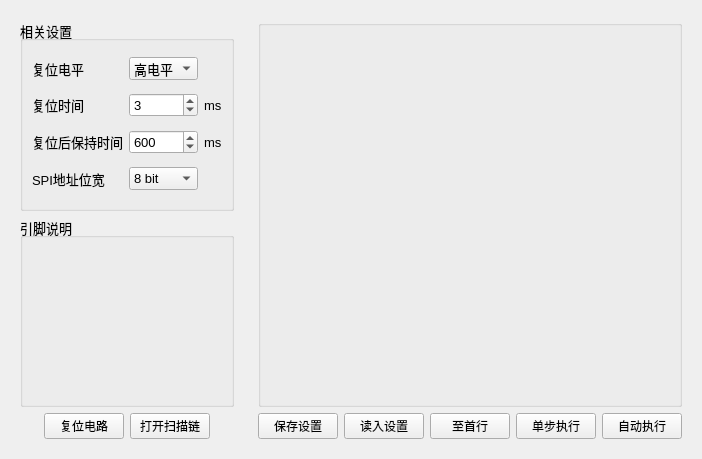
First picture: the form in soft/zebra-scope/RegAccess.ui, repository Quenii/ADCEVM, before the edit.
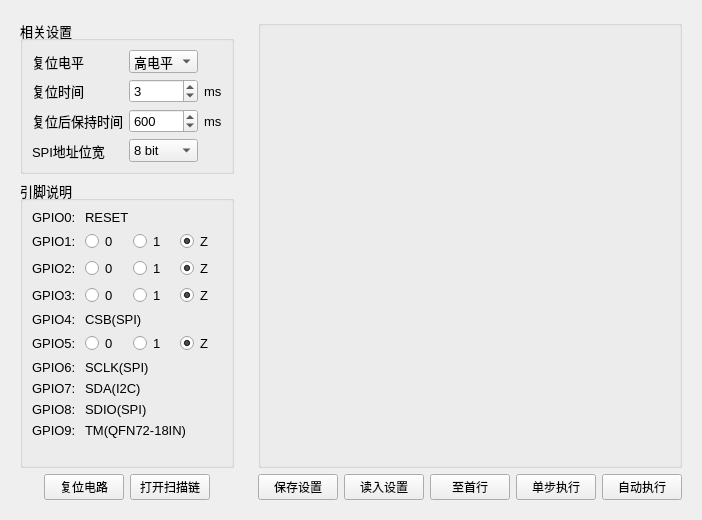
Second picture: the form after the edit.

What changed in the file:
```diff
--- a/soft/zebra-scope/RegAccess.ui
+++ b/soft/zebra-scope/RegAccess.ui
@@ -7,7 +7,7 @@
     <x>0</x>
     <y>0</y>
     <width>674</width>
-    <height>459</height>
+    <height>520</height>
    </rect>
   </property>
   <property name="windowTitle">
@@ -68,6 +68,265 @@
         <property name="title">
          <string>引脚说明</string>
         </property>
+        <layout class="QGridLayout" name="gridLayout_4">
+         <item row="0" column="0">
+          <widget class="QLabel" name="label_3">
+           <property name="text">
+            <string>GPIO0: </string>
+           </property>
+          </widget>
+         </item>
+         <item row="0" column="1" colspan="3">
+          <widget class="QLabel" name="label_7">
+           <property name="text">
+            <string>RESET</string>
+           </property>
+          </widget>
+         </item>
+         <item row="1" column="0">
+          <widget class="QLabel" name="label_9">
+           <property name="text">
+            <string>GPIO1: </string>
+           </property>
+          </widget>
+         </item>
+         <item row="1" column="1">
+          <widget class="QRadioButton" name="radioButton">
+           <property name="text">
+            <string>0</string>
+           </property>
+           <attribute name="buttonGroup">
+            <string>buttonGroup</string>
+           </attribute>
+          </widget>
+         </item>
+         <item row="1" column="2">
+          <widget class="QRadioButton" name="radioButton_2">
+           <property name="text">
+            <string>1</string>
+           </property>
+           <attribute name="buttonGroup">
+            <string>buttonGroup</string>
+           </attribute>
+          </widget>
+         </item>
+         <item row="11" column="0">
+          <spacer name="verticalSpacer">
+           <property name="orientation">
+            <enum>Qt::Vertical</enum>
+           </property>
+           <property name="sizeHint" stdset="0">
+            <size>
+             <width>20</width>
+             <height>40</height>
+            </size>
+           </property>
+          </spacer>
+         </item>
+         <item row="2" column="1">
+          <widget class="QRadioButton" name="radioButton_5">
+           <property name="text">
+            <string>0</string>
+           </property>
+           <attribute name="buttonGroup">
+            <string>buttonGroup_2</string>
+           </attribute>
+          </widget>
+         </item>
+         <item row="2" column="2">
+          <widget class="QRadioButton" name="radioButton_6">
+           <property name="text">
+            <string>1</string>
+           </property>
+           <attribute name="buttonGroup">
+            <string>buttonGroup_2</string>
+           </attribute>
+          </widget>
+         </item>
+         <item row="2" column="0">
+          <widget class="QLabel" name="label_10">
+           <property name="text">
+            <string>GPIO2: </string>
+           </property>
+          </widget>
+         </item>
+         <item row="3" column="0">
+          <widget class="QLabel" name="label_11">
+           <property name="text">
+            <string>GPIO3: </string>
+           </property>
+          </widget>
+         </item>
+         <item row="5" column="0">
+          <widget class="QLabel" name="label_12">
+           <property name="text">
+            <string>GPIO4: </string>
+           </property>
+          </widget>
+         </item>
+         <item row="6" column="0">
+          <widget class="QLabel" name="label_13">
+           <property name="text">
+            <string>GPIO5: </string>
+           </property>
+          </widget>
+         </item>
+         <item row="7" column="0">
+          <widget class="QLabel" name="label_14">
+           <property name="text">
+            <string>GPIO6: </string>
+           </property>
+          </widget>
+         </item>
+         <item row="8" column="0">
+          <widget class="QLabel" name="label_15">
+           <property name="text">
+            <string>GPIO7: </string>
+           </property>
+          </widget>
+         </item>
+         <item row="9" column="0">
+          <widget class="QLabel" name="label_16">
+           <property name="text">
+            <string>GPIO8: </string>
+           </property>
+          </widget>
+         </item>
+         <item row="10" column="0">
+          <widget class="QLabel" name="label_17">
+           <property name="text">
+            <string>GPIO9: </string>
+           </property>
+          </widget>
+         </item>
+         <item row="3" column="2">
+          <widget class="QRadioButton" name="radioButton_8">
+           <property name="text">
+            <string>1</string>
+           </property>
+           <attribute name="buttonGroup">
+            <string>buttonGroup_3</string>
+           </attribute>
+          </widget>
+         </item>
+         <item row="3" column="1">
+          <widget class="QRadioButton" name="radioButton_9">
+           <property name="text">
+            <string>0</string>
+           </property>
+           <attribute name="buttonGroup">
+            <string>buttonGroup_3</string>
+           </attribute>
+          </widget>
+         </item>
+         <item row="5" column="1" colspan="3">
+          <widget class="QLabel" name="label_18">
+           <property name="text">
+            <string>CSB(SPI)</string>
+           </property>
+          </widget>
+         </item>
+         <item row="1" column="3">
+          <widget class="QRadioButton" name="radioButton_3">
+           <property name="text">
+            <string>Z</string>
+           </property>
+           <property name="checked">
+            <bool>true</bool>
+           </property>
+           <attribute name="buttonGroup">
+            <string>buttonGroup</string>
+           </attribute>
+          </widget>
+         </item>
+         <item row="2" column="3">
+          <widget class="QRadioButton" name="radioButton_4">
+           <property name="text">
+            <string>Z</string>
+           </property>
+           <property name="checked">
+            <bool>true</bool>
+           </property>
+           <attribute name="buttonGroup">
+            <string>buttonGroup_2</string>
+           </attribute>
+          </widget>
+         </item>
+         <item row="6" column="1">
+          <widget class="QRadioButton" name="radioButton_10">
+           <property name="text">
+            <string>0</string>
+           </property>
+           <attribute name="buttonGroup">
+            <string>buttonGroup_4</string>
+           </attribute>
+          </widget>
+         </item>
+         <item row="6" column="2">
+          <widget class="QRadioButton" name="radioButton_11">
+           <property name="text">
+            <string>1</string>
+           </property>
+           <attribute name="buttonGroup">
+            <string>buttonGroup_4</string>
+           </attribute>
+          </widget>
+         </item>
+         <item row="7" column="1" colspan="3">
+          <widget class="QLabel" name="label_19">
+           <property name="text">
+            <string>SCLK(SPI)</string>
+           </property>
+          </widget>
+         </item>
+         <item row="8" column="1" colspan="3">
+          <widget class="QLabel" name="label_20">
+           <property name="text">
+            <string>SDA(I2C)</string>
+           </property>
+          </widget>
+         </item>
+         <item row="9" column="1" colspan="3">
+          <widget class="QLabel" name="label_21">
+           <property name="text">
+            <string>SDIO(SPI)</string>
+           </property>
+          </widget>
+         </item>
+         <item row="10" column="1" colspan="3">
+          <widget class="QLabel" name="label_22">
+           <property name="text">
+            <string>TM(QFN72-18IN)</string>
+           </property>
+          </widget>
+         </item>
+         <item row="3" column="3">
+          <widget class="QRadioButton" name="radioButton_7">
+           <property name="text">
+            <string>Z</string>
+           </property>
+           <property name="checked">
+            <bool>true</bool>
+           </property>
+           <attribute name="buttonGroup">
+            <string>buttonGroup_3</string>
+           </attribute>
+          </widget>
+         </item>
+         <item row="6" column="3">
+          <widget class="QRadioButton" name="radioButton_12">
+           <property name="text">
+            <string>Z</string>
+           </property>
+           <property name="checked">
+            <bool>true</bool>
+           </property>
+           <attribute name="buttonGroup">
+            <string>buttonGroup_4</string>
+           </attribute>
+          </widget>
+         </item>
+        </layout>
        </widget>
       </item>
       <item row="0" column="0" colspan="4">
```
Left out of the diff: 6 changed lines with no effect on the pictures.
